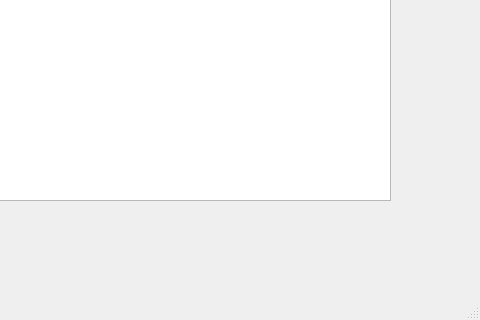
Old version of the form qtodo.ui in the repository lcclcc233/Qtodo; both pictures show x 320 to 800 and y 280 to 600 of the 800 by 600 pixel window.
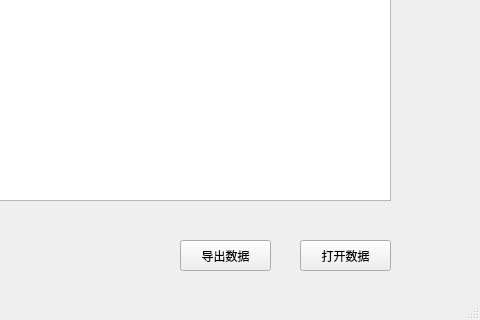
New version of the form.

Commit message:
Add data export and import
Haven't accomplished timetable load.

```diff
--- a/qtodo.ui
+++ b/qtodo.ui
@@ -162,6 +162,32 @@
      </property>
     </column>
    </widget>
+   <widget class="QPushButton" name="out_pushButton">
+    <property name="geometry">
+     <rect>
+      <x>500</x>
+      <y>520</y>
+      <width>91</width>
+      <height>31</height>
+     </rect>
+    </property>
+    <property name="text">
+     <string>导出数据</string>
+    </property>
+   </widget>
+   <widget class="QPushButton" name="open_pushButton">
+    <property name="geometry">
+     <rect>
+      <x>620</x>
+      <y>520</y>
+      <width>91</width>
+      <height>31</height>
+     </rect>
+    </property>
+    <property name="text">
+     <string>打开数据</string>
+    </property>
+   </widget>
   </widget>
   <widget class="QMenuBar" name="menubar">
    <property name="geometry">
```
Left out of the diff: 2 changed lines with no effect on the pictures. The commit also changes 2 other files.
